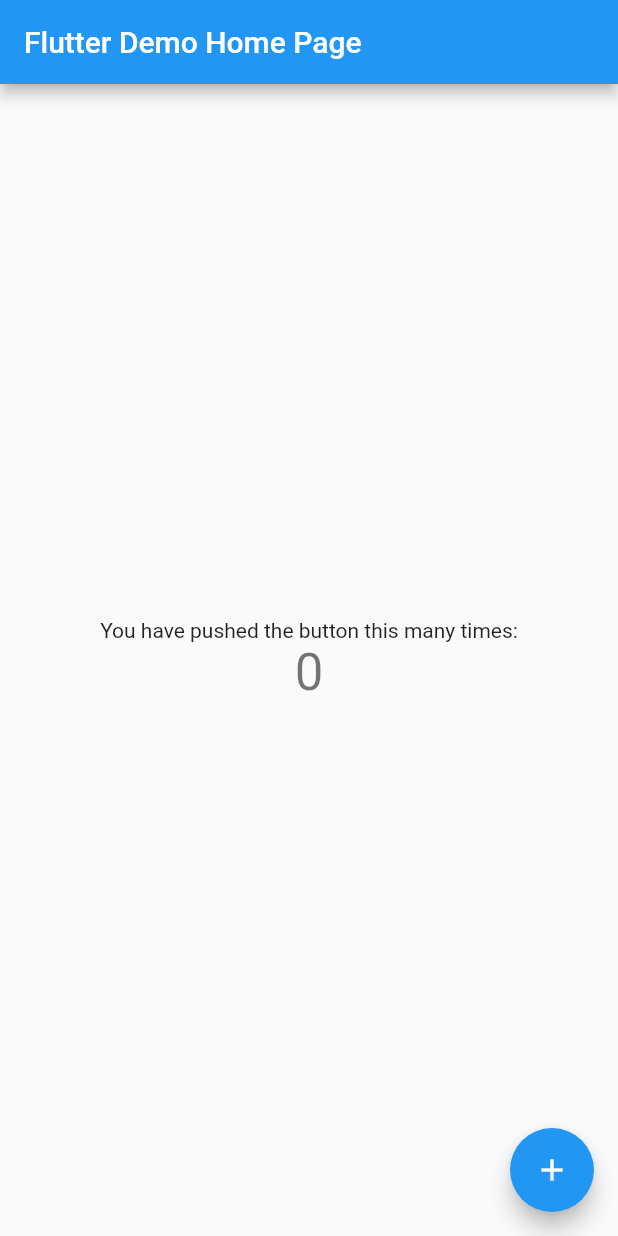
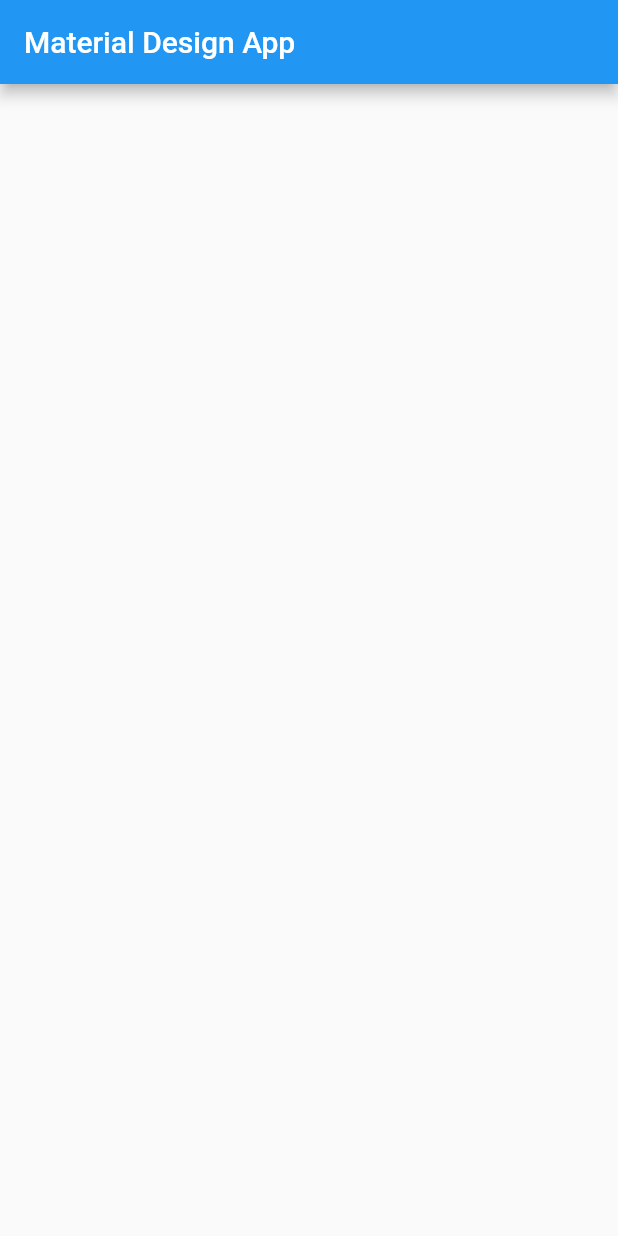
Before and after one commit to minwoo129/flutterMaterialEx, a Flutter app: the screen it shows after launch, on a phone screen of 412 x 824 dp. Run offline on Flutter 3.47's test engine with Material 2 defaults, Android fonts, the phone set to English and light mode, and no system bars.

Commit message:
material excercise1(제목줄 추가)

```diff
--- a/lib/main.dart
+++ b/lib/main.dart
@@ -24,92 +24,23 @@ class MyApp extends StatelessWidget {
         // is not restarted.
         primarySwatch: Colors.blue,
       ),
-      home: const MyHomePage(title: 'Flutter Demo Home Page'),
+      home: MaterialFlutterApp(),
     );
   }
 }
 
-class MyHomePage extends StatefulWidget {
-  const MyHomePage({Key? key, required this.title}) : super(key: key);
-
-  // This widget is the home page of your application. It is stateful, meaning
-  // that it has a State object (defined below) that contains fields that affect
-  // how it looks.
-
-  // This class is the configuration for the state. It holds the values (in this
-  // case the title) provided by the parent (in this case the App widget) and
-  // used by the build method of the State. Fields in a Widget subclass are
-  // always marked "final".
-
-  final String title;
-
+class MaterialFlutterApp extends StatefulWidget {
   @override
-  State<MyHomePage> createState() => _MyHomePageState();
+  State<StatefulWidget> createState() {
+    return _MaterialFlutterApp();
+  }
 }
 
-class _MyHomePageState extends State<MyHomePage> {
-  int _counter = 0;
-
-  void _incrementCounter() {
-    setState(() {
-      // This call to setState tells the Flutter framework that something has
-      // changed in this State, which causes it to rerun the build method below
-      // so that the display can reflect the updated values. If we changed
-      // _counter without calling setState(), then the build method would not be
-      // called again, and so nothing would appear to happen.
-      _counter++;
-    });
-  }
-
+class _MaterialFlutterApp extends State<MaterialFlutterApp> {
   @override
   Widget build(BuildContext context) {
-    // This method is rerun every time setState is called, for instance as done
-    // by the _incrementCounter method above.
-    //
-    // The Flutter framework has been optimized to make rerunning build methods
-    // fast, so that you can just rebuild anything that needs updating rather
-    // than having to individually change instances of widgets.
     return Scaffold(
-      appBar: AppBar(
-        // Here we take the value from the MyHomePage object that was created by
-        // the App.build method, and use it to set our appbar title.
-        title: Text(widget.title),
-      ),
-      body: Center(
-        // Center is a layout widget. It takes a single child and positions it
-        // in the middle of the parent.
-        child: Column(
-          // Column is also a layout widget. It takes a list of children and
-          // arranges them vertically. By default, it sizes itself to fit its
-          // children horizontally, and tries to be as tall as its parent.
-          //
-          // Invoke "debug painting" (press "p" in the console, choose the
-          // "Toggle Debug Paint" action from the Flutter Inspector in Android
-          // Studio, or the "Toggle Debug Paint" command in Visual Studio Code)
-          // to see the wireframe for each widget.
-          //
-          // Column has various properties to control how it sizes itself and
-          // how it positions its children. Here we use mainAxisAlignment to
-          // center the children vertically; the main axis here is the vertical
-          // axis because Columns are vertical (the cross axis would be
-          // horizontal).
-          mainAxisAlignment: MainAxisAlignment.center,
-          children: <Widget>[
-            const Text(
-              'You have pushed the button this many times:',
-            ),
-            Text(
-              '$_counter',
-              style: Theme.of(context).textTheme.headline4,
-            ),
-          ],
-        ),
-      ),
-      floatingActionButton: FloatingActionButton(
-        onPressed: _incrementCounter,
-        tooltip: 'Increment',
-        child: const Icon(Icons.add),
-      ), // This trailing comma makes auto-formatting nicer for build methods.
+      appBar: AppBar(title: Text('Material Design App'),),
     );
   }
 }
```
